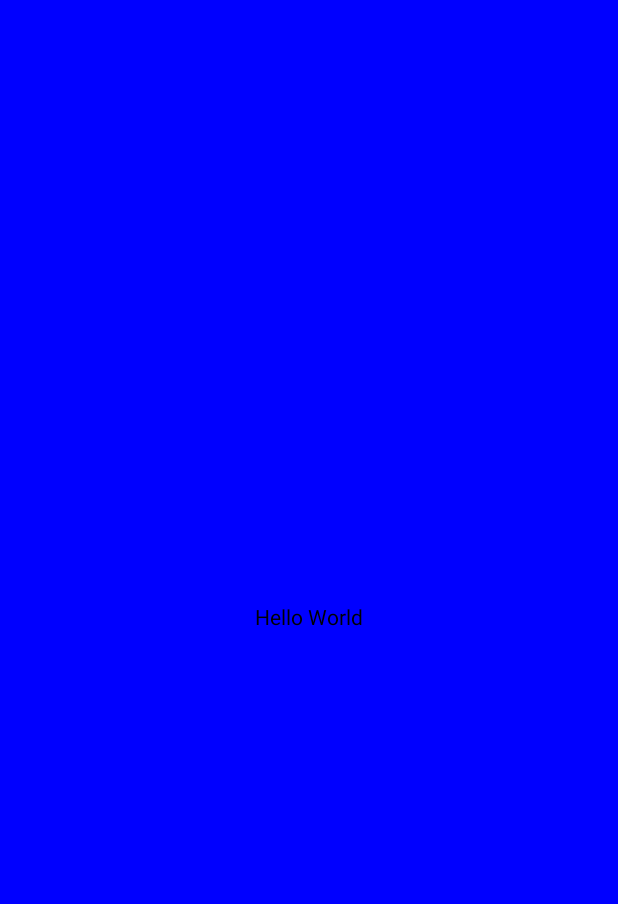
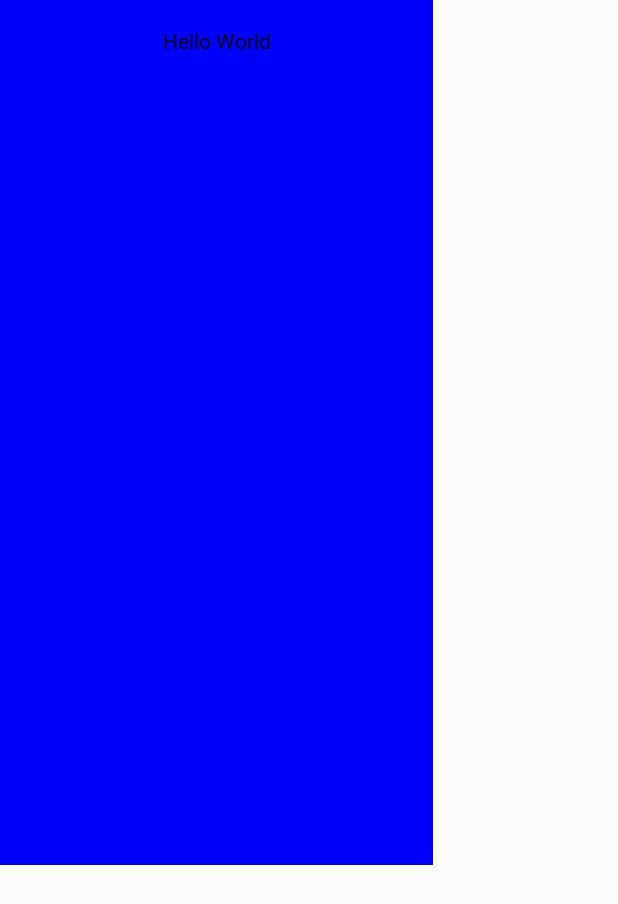
Before and after one commit to Emmanuel-Rono/JP-Compose, an Android app built with Jetpack Compose: the screen it shows after launch (MainActivity), on a phone screen of 412 x 824 dp. Before the commit the part shown is almost empty. Shown: the top 904 px of the screen. Run offline under Robolectric (Android 15) with nearby library versions, the phone set to English and light mode, and no system bars.

```diff
--- a/app/src/main/java/com/example/compose_camp/MainActivity.kt
+++ b/app/src/main/java/com/example/compose_camp/MainActivity.kt
@@ -4,14 +4,12 @@ import android.os.Bundle
 import androidx.activity.ComponentActivity
 import androidx.activity.compose.setContent
 import androidx.compose.foundation.background
-import androidx.compose.foundation.layout.Arrangement
-import androidx.compose.foundation.layout.Column
-import androidx.compose.foundation.layout.fillMaxHeight
-import androidx.compose.foundation.layout.fillMaxSize
+import androidx.compose.foundation.layout.*
 import androidx.compose.material.Text
 import androidx.compose.ui.Alignment
 import androidx.compose.ui.Modifier
 import androidx.compose.ui.graphics.Color
+import androidx.compose.ui.unit.dp
 
 class MainActivity : ComponentActivity() {
     override fun onCreate(savedInstanceState: Bundle?) {
@@ -19,10 +17,13 @@ class MainActivity : ComponentActivity() {
         setContent {
             Column(
                 modifier=Modifier
-                    .fillMaxSize()
-                    .background(Color.Blue),
+                    .background(Color.Blue)
+                    .fillMaxWidth(0.7f)
+                    .fillMaxHeight(0.7f)
+                    .requiredWidth(300.dp)
+                    .padding(top=20.dp),
                 horizontalAlignment = Alignment.CenterHorizontally,
-                verticalArrangement = Arrangement.SpaceAround
+                verticalArrangement = Arrangement.Top
             ) {
                 Text("Hello World")
             }
```
